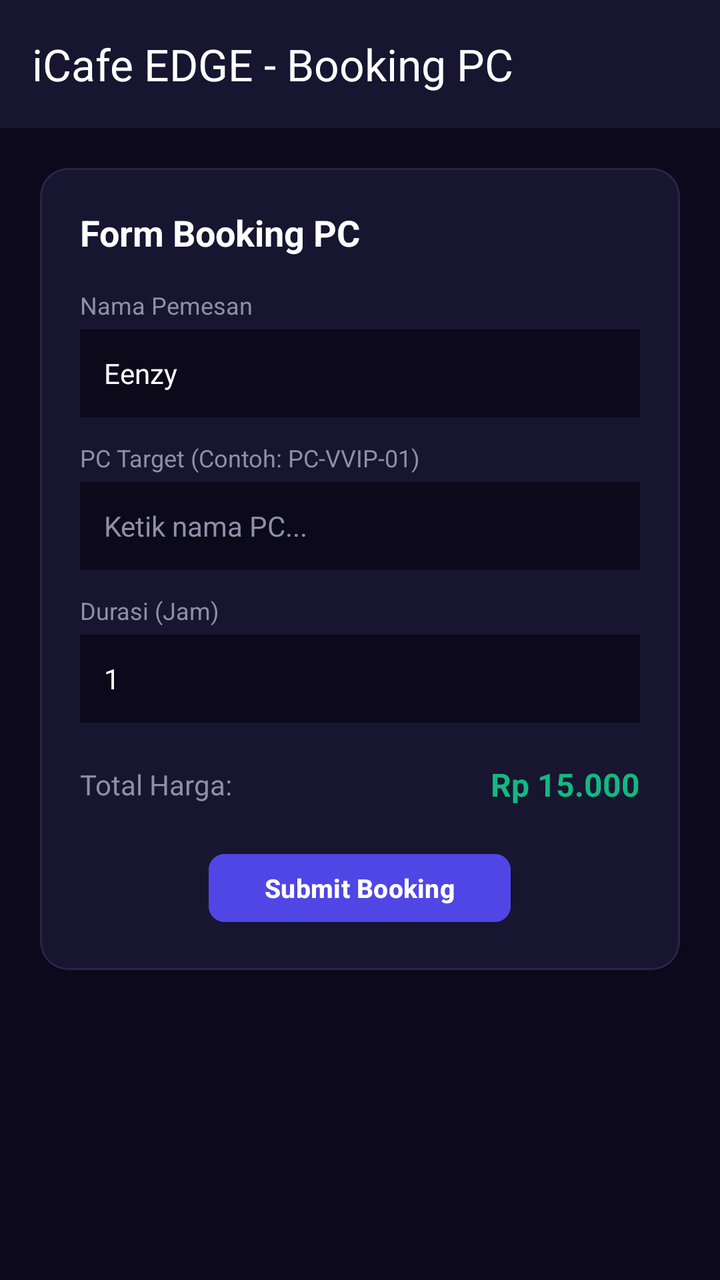
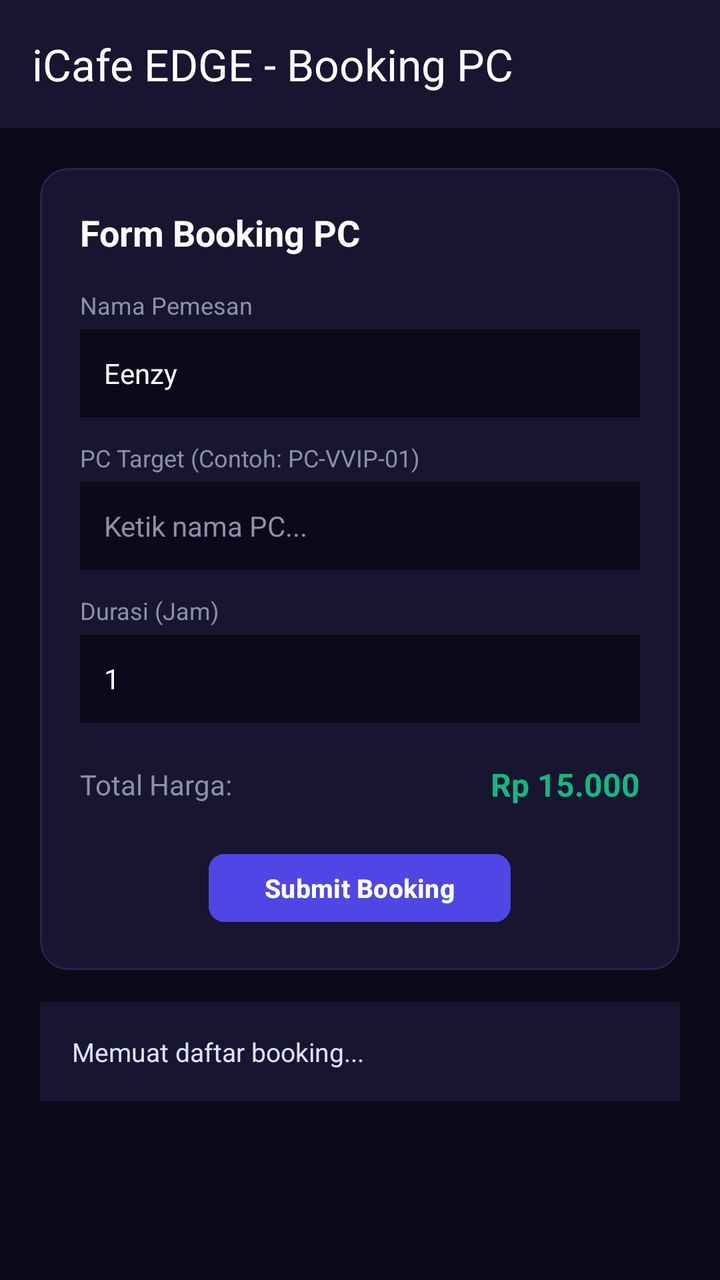

Compare the two renders of this Android layout. The source of the first and the diff that turns it into the second are given below.
<!-- AndroidManifest.xml: application theme Theme.Sjrpringles -->
<!-- res/layout/fragment_booking.xml -->
<?xml version="1.0" encoding="utf-8"?>
<LinearLayout xmlns:android="http://schemas.android.com/apk/res/android"
    xmlns:app="http://schemas.android.com/apk/res-auto"
    android:layout_width="match_parent"
    android:layout_height="match_parent"
    android:background="#0B091A"
    android:orientation="vertical">

    <androidx.appcompat.widget.Toolbar
        android:id="@+id/toolbar"
        android:layout_width="match_parent"
        android:layout_height="?attr/actionBarSize"
        android:background="#171530"
        app:title="iCafe EDGE - Booking PC"
        app:titleTextColor="@android:color/white" />

    <ScrollView
        android:layout_width="match_parent"
        android:layout_height="match_parent"
        android:padding="20dp">

        <LinearLayout
            android:layout_width="match_parent"
            android:layout_height="wrap_content"
            android:orientation="vertical">

            <com.google.android.material.card.MaterialCardView
                android:layout_width="match_parent"
                android:layout_height="wrap_content"
                app:cardBackgroundColor="#171530"
                app:cardCornerRadius="14dp"
                app:strokeColor="#28244D"
                app:strokeWidth="1dp">

                <LinearLayout
                    android:layout_width="match_parent"
                    android:layout_height="wrap_content"
                    android:orientation="vertical"
                    android:padding="20dp">

                    <TextView
                        android:layout_width="wrap_content"
                        android:layout_height="wrap_content"
                        android:text="Form Booking PC"
                        android:textColor="#FFFFFF"
                        android:textSize="18sp"
                        android:textStyle="bold" />

                    
                    <TextView
                        android:layout_width="wrap_content"
                        android:layout_height="wrap_content"
                        android:layout_marginTop="16dp"
                        android:text="Nama Pemesan"
                        android:textColor="#8F8FA8"
                        android:textSize="12sp" />

                    <EditText
                        android:id="@+id/etNamaPemesan"
                        android:layout_width="match_parent"
                        android:layout_height="44dp"
                        android:layout_marginTop="4dp"
                        android:background="#0B091A"
                        android:paddingHorizontal="12dp"
                        android:text="Eenzy"
                        android:textColor="#FFFFFF"
                        android:textSize="14sp" />

                    
                    <TextView
                        android:layout_width="wrap_content"
                        android:layout_height="wrap_content"
                        android:layout_marginTop="12dp"
                        android:text="PC Target (Contoh: PC-VVIP-01)"
                        android:textColor="#8F8FA8"
                        android:textSize="12sp" />

                    <EditText
                        android:id="@+id/etPcTarget"
                        android:layout_width="match_parent"
                        android:layout_height="44dp"
                        android:layout_marginTop="4dp"
                        android:background="#0B091A"
                        android:hint="Ketik nama PC..."
                        android:paddingHorizontal="12dp"
                        android:textColor="#00F2FE"
                        android:textColorHint="#8F8FA8"
                        android:textSize="14sp" />

                    
                    <TextView
                        android:layout_width="wrap_content"
                        android:layout_height="wrap_content"
                        android:layout_marginTop="12dp"
                        android:text="Durasi (Jam)"
                        android:textColor="#8F8FA8"
                        android:textSize="12sp" />

                    <EditText
                        android:id="@+id/etDurasi"
                        android:layout_width="match_parent"
                        android:layout_height="44dp"
                        android:layout_marginTop="4dp"
                        android:background="#0B091A"
                        android:inputType="number"
                        android:paddingHorizontal="12dp"
                        android:text="1"
                        android:textColor="#FFFFFF"
                        android:textSize="14sp" />

                    
                    <LinearLayout
                        android:layout_width="match_parent"
                        android:layout_height="wrap_content"
                        android:layout_marginTop="20dp"
                        android:gravity="center_vertical"
                        android:orientation="horizontal">

                        <TextView
                            android:layout_width="0dp"
                            android:layout_height="wrap_content"
                            android:layout_weight="1"
                            android:text="Total Harga:"
                            android:textColor="#8F8FA8"
                            android:textSize="14sp" />

                        <TextView
                            android:id="@+id/tvTotalHarga"
                            android:layout_width="wrap_content"
                            android:layout_height="wrap_content"
                            android:text="Rp 15.000"
                            android:textColor="#10B981"
                            android:textSize="16sp"
                            android:textStyle="bold" />
                    </LinearLayout>

                    
                    <Button
                        android:id="@+id/btnSubmitBooking"
                        android:layout_width="wrap_content"
                        android:layout_height="42dp"
                        android:layout_gravity="center_horizontal"
                        android:layout_marginTop="20dp"
                        android:backgroundTint="#4F46E5"
                        android:paddingHorizontal="28dp"
                        android:text="Submit Booking"
                        android:textColor="#FFFFFF"
                        android:textSize="13sp"
                        android:textStyle="bold"
                        app:cornerRadius="8dp" />

                </LinearLayout>
            </com.google.android.material.card.MaterialCardView>

        </LinearLayout>
    </ScrollView>
</LinearLayout>
<!-- resources referenced by this layout -->
<resources>
  <style name="Theme.Sjrpringles" parent="Theme.Material3.DayNight.NoActionBar">
          
          <item name="colorPrimary">#2563EB</item>
          <item name="colorOnPrimary">#FFFFFF</item>
          <item name="android:statusBarColor">#0B0E1B</item>
      </style>
</resources>

<!-- the commit's change to res/layout/fragment_booking.xml (unified diff, before → after) -->
@@ -152,6 +152,18 @@
                 </LinearLayout>
             </com.google.android.material.card.MaterialCardView>
 
+            
+            <TextView
+                android:id="@+id/tvRiwayatBooking"
+                android:layout_width="match_parent"
+                android:layout_height="wrap_content"
+                android:layout_marginTop="16dp"
+                android:background="#171530"
+                android:padding="16dp"
+                android:text="Memuat daftar booking..."
+                android:textColor="#E0E0FF"
+                android:textSize="13sp" />
+
         </LinearLayout>
     </ScrollView>
 </LinearLayout>
